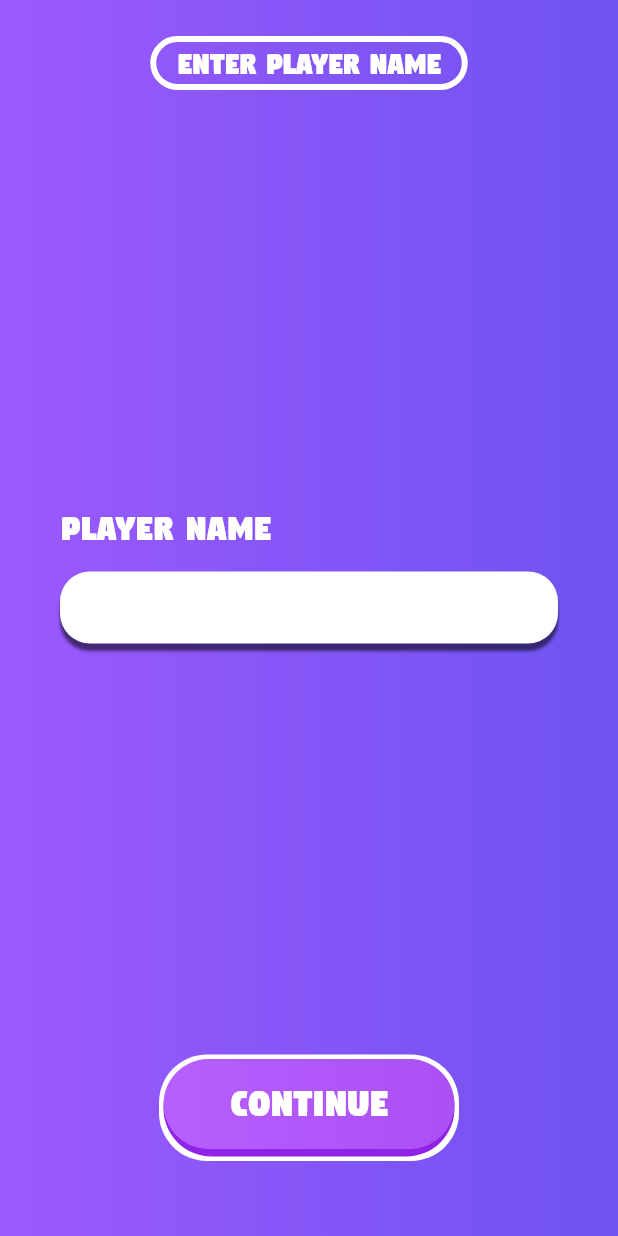
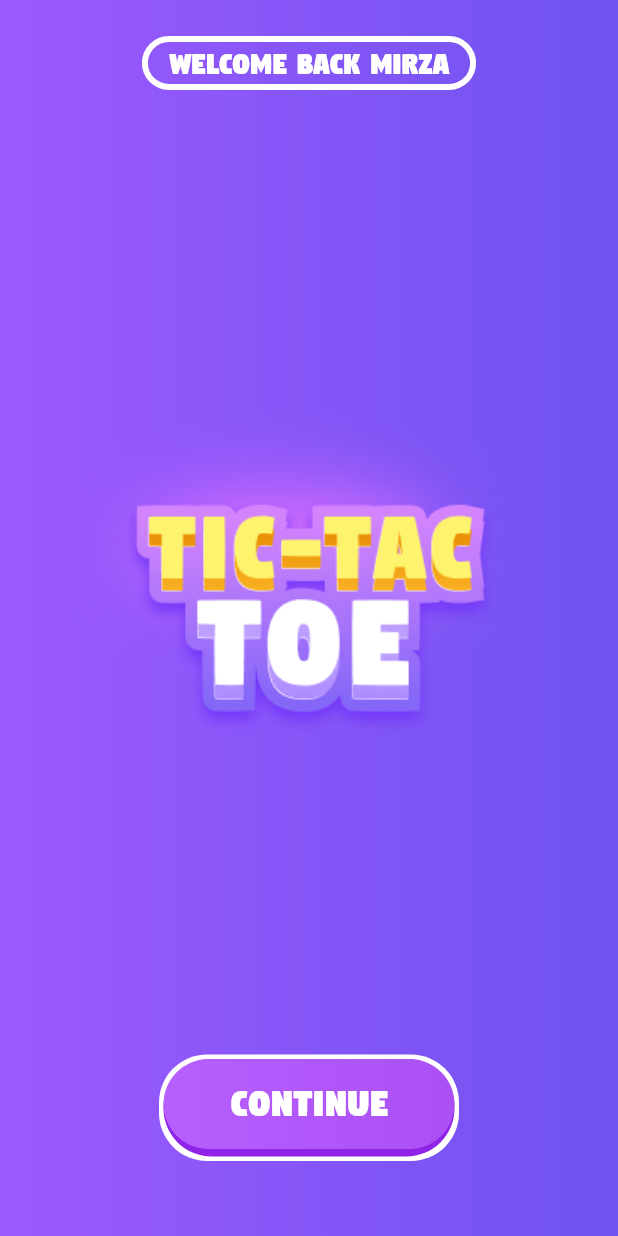
Before and after one commit to Mirzaazmath/flutter_tic_tac_toe_v2, a Flutter app: the screen it shows after launch, on a phone screen of 412 x 824 dp. Run offline on Flutter 3.47's test engine with Material 3 defaults, Android fonts, the phone set to English and light mode, and no system bars; drawn by our look-alikes of nice_buttons.

Commit message:
added home Screen ui

```diff
--- a/lib/main.dart
+++ b/lib/main.dart
@@ -1,4 +1,5 @@
 import 'package:flutter/material.dart';
+import 'package:flutter_tic_tac_toe/screens/home_screen.dart';
 import 'package:flutter_tic_tac_toe/screens/splash_screen.dart';
 import 'package:flutter_tic_tac_toe/screens/user_name_screen.dart';
 void main(){
@@ -14,7 +15,7 @@ class MyApp extends StatelessWidget {
       theme: ThemeData(
         fontFamily: 'Digitalt'
       ),
-      home: UserNameScreen(),
+      home: HomeScreen(),
     );
   }
 }
--- a/lib/screens/home_screen.dart
+++ b/lib/screens/home_screen.dart
@@ -0,0 +1,32 @@
+import 'package:flutter/material.dart';
+
+import '../core/assets.dart';
+import '../widgets/background_widget.dart';
+import '../widgets/custom_button.dart';
+import '../widgets/custom_chip_widget.dart';
+
+class HomeScreen extends StatelessWidget {
+  const HomeScreen({super.key});
+
+  @override
+  Widget build(BuildContext context) {
+    return BackgroundWidget(
+      child: SafeArea(
+        child: Column(
+          children: [
+            CustomChipWidget(title: "WELCOME BACK MIRZA"),
+            Expanded(
+              flex: 3,
+              child: Padding(
+                padding: const EdgeInsets.only(right: 30),
+                child: Center(child: Image.asset(Assets.logo)),
+              ),
+            ),
+            CustomButton(title: "Continue"),
+            SizedBox(height: 50),
+          ],
+        ),
+      ),
+    );
+  }
+}
```
